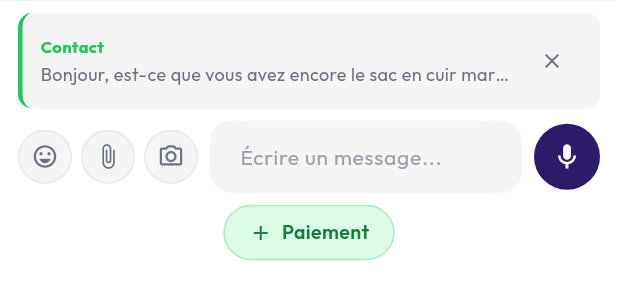
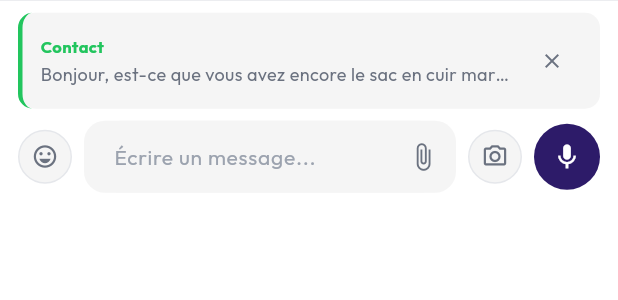
Before and after one commit to Samiiii5/e-signal-v2, a Flutter app: the _InputBar widget shown alone on an empty page, opened directly with sample values from the repository, on a phone screen of 412 x 824 dp. Shown: the top 300 px of the screen. Run offline on Flutter 3.47's test engine with Material 3 defaults, Android fonts, the phone set to English and light mode, and no system bars; our stand-ins replace go_router, google_fonts, image_picker, open_file, pdf, share_plus and 1 more; missing offline and left inert: excel; accounts and stored records are empty.

Commit message:
feat(ui): logo plus grand + zone de saisie style WhatsApp
- login_page1 & login_page2 : logo height 80 → 120
- inbox_screen : logo height 32 → 45
- chat_screen : zone de saisie réorganisée WhatsApp
  · trombone déplacé à l'intérieur du champ (suffixIcon)
  · caméra repositionnée à droite du champ
  · bouton "+ Paiement" retiré (paiement accessible via trombone)
  · layout final : [😊][champ + 📎][📷][🎤/✉️]

Co-Authored-By: Claude Sonnet 4.6 <noreply@anthropic.com>
Claude-Session: https://claude.ai/code/session_017mVrovz2ebC7DvmSfYVsds

```diff
--- a/lib/features/auth/login/login_page1_screen.dart
+++ b/lib/features/auth/login/login_page1_screen.dart
@@ -152,7 +152,7 @@ class _ESignalLogo extends StatelessWidget {
   Widget build(BuildContext context) {
     return Image.asset(
       'design/logo_onboarding.png',
-      height: 80,
+      height: 120,
       fit: BoxFit.contain,
     );
   }
--- a/lib/features/auth/login/login_page2_screen.dart
+++ b/lib/features/auth/login/login_page2_screen.dart
@@ -224,7 +224,7 @@ class _ESignalLogo extends StatelessWidget {
   Widget build(BuildContext context) {
     return Image.asset(
       'design/logo_onboarding.png',
-      height: 80,
+      height: 120,
       fit: BoxFit.contain,
     );
   }
--- a/lib/features/inbox/chat_screen.dart
+++ b/lib/features/inbox/chat_screen.dart
@@ -2417,21 +2417,34 @@ class _InputBar extends StatelessWidget {
                   ),
                 ),
               ),
-              const SizedBox(width: 6),
-              // Icône trombone
-              GestureDetector(
-                onTap: onAttachment,
+              const SizedBox(width: 8),
+              // Champ de saisie avec trombone intégré à droite
+              Expanded(
                 child: Container(
-                  width: 36, height: 36,
-                  decoration: BoxDecoration(
-                    color: AppColors.backgroundPage,
-                    shape: BoxShape.circle,
-                    border: Border.all(color: AppColors.borderLight),
+                  decoration: BoxDecoration(color: AppColors.backgroundPage, borderRadius: BorderRadius.circular(24)),
+                  child: TextField(
+                    controller: controller,
+                    maxLines: 4,
+                    minLines: 1,
+                    style: const TextStyle(fontSize: 14, color: AppColors.textPrimary),
+                    decoration: InputDecoration(
+                      hintText: 'Écrire un message...',
+                      hintStyle: const TextStyle(color: AppColors.textHint, fontSize: 14),
+                      border: InputBorder.none,
+                      contentPadding: const EdgeInsets.symmetric(horizontal: 16, vertical: 10),
+                      suffixIcon: GestureDetector(
+                        onTap: onAttachment,
+                        child: const Padding(
+                          padding: EdgeInsets.only(right: 8),
+                          child: Icon(Icons.attach_file, size: 20, color: AppColors.textSecondary),
+                        ),
+                      ),
+                      suffixIconConstraints: const BoxConstraints(minWidth: 36, minHeight: 36),
+                    ),
                   ),
-                  child: const Icon(Icons.attach_file, size: 18, color: AppColors.textSecondary),
                 ),
               ),
-              const SizedBox(width: 6),
+              const SizedBox(width: 8),
               // Caméra
               GestureDetector(
                 onTap: onCamera,
@@ -2446,24 +2459,7 @@ class _InputBar extends StatelessWidget {
                 ),
               ),
               const SizedBox(width: 8),
-              Expanded(
-                child: Container(
-                  decoration: BoxDecoration(color: AppColors.backgroundPage, borderRadius: BorderRadius.circular(24)),
-                  child: TextField(
-                    controller: controller,
-                    maxLines: 4,
-                    minLines: 1,
-                    style: const TextStyle(fontSize: 14, color: AppColors.textPrimary),
-                    decoration: const InputDecoration(
-                      hintText: 'Écrire un message...',
-                      hintStyle: TextStyle(color: AppColors.textHint, fontSize: 14),
-                      border: InputBorder.none,
-                      contentPadding: EdgeInsets.symmetric(horizontal: 16, vertical: 10),
-                    ),
-                  ),
-                ),
-              ),
-              const SizedBox(width: 8),
+              // Micro / Envoi
               AnimatedSwitcher(
                 duration: const Duration(milliseconds: 200),
                 child: hasText
@@ -2490,26 +2486,6 @@ class _InputBar extends StatelessWidget {
               ),
             ],
           ),
-          const SizedBox(height: 8),
-          GestureDetector(
-            onTap: onPayment,
-            child: Container(
-              padding: const EdgeInsets.symmetric(horizontal: 16, vertical: 8),
-              decoration: BoxDecoration(
-                color: AppColors.greenLight,
-                borderRadius: BorderRadius.circular(20),
-                border: Border.all(color: AppColors.green.withValues(alpha: 0.3)),
-              ),
-              child: const Row(
-                mainAxisSize: MainAxisSize.min,
-                children: [
-                  Icon(Icons.add, size: 16, color: AppColors.greenDark),
-                  SizedBox(width: 6),
-                  Text('Paiement', style: TextStyle(fontSize: 13, fontWeight: FontWeight.w600, color: AppColors.greenDark)),
-                ],
-              ),
-            ),
-          ),
         ],
       ),
     );
--- a/lib/features/inbox/inbox_screen.dart
+++ b/lib/features/inbox/inbox_screen.dart
@@ -108,7 +108,7 @@ class _InboxScreenState extends State<InboxScreen> {
               padding: const EdgeInsets.fromLTRB(20, 20, 20, 0),
               child: Row(
                 children: [
-                  Image.asset('design/logo_onboarding.png', height: 32, fit: BoxFit.contain),
+                  Image.asset('design/logo_onboarding.png', height: 45, fit: BoxFit.contain),
                   const Spacer(),
                   Stack(
                     children: [
```
